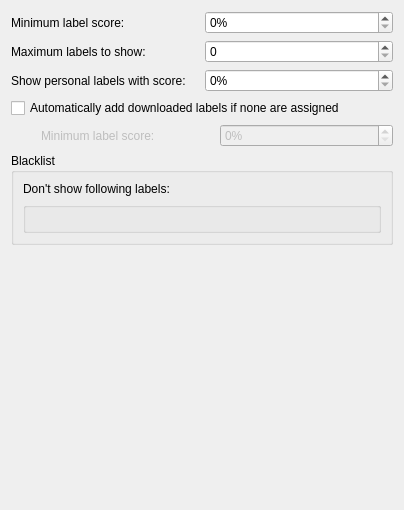
The window that src/context/applets/labels/labelsSettings.ui (netrunner-debian-kde-extras/amarok) describes before a commit, drawn with Qt 5.
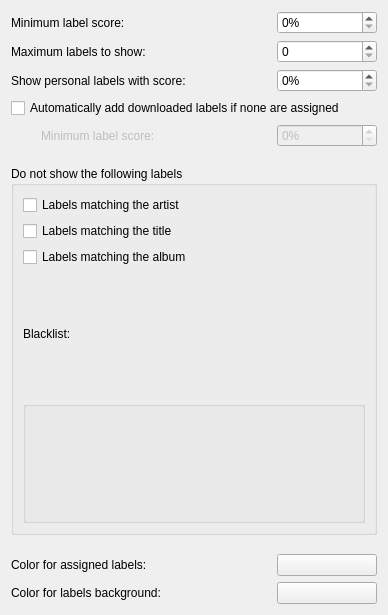
The same window after the commit. Custom widgets are drawn as their Qt base class.

```diff
--- a/src/context/applets/labels/labelsSettings.ui
+++ b/src/context/applets/labels/labelsSettings.ui
@@ -6,8 +6,8 @@
    <rect>
     <x>0</x>
     <y>0</y>
-    <width>404</width>
-    <height>510</height>
+    <width>388</width>
+    <height>615</height>
    </rect>
   </property>
   <property name="sizePolicy">
@@ -21,16 +21,37 @@
   </property>
   <layout class="QVBoxLayout" name="verticalLayout_2">
    <item>
-    <layout class="QHBoxLayout" name="horizontalLayout">
-     <item>
+    <layout class="QGridLayout" name="gridLayout">
+     <property name="rightMargin">
+      <number>0</number>
+     </property>
+     <item row="0" column="0">
       <widget class="QLabel" name="label">
+       <property name="sizePolicy">
+        <sizepolicy hsizetype="MinimumExpanding" vsizetype="Preferred">
+         <horstretch>0</horstretch>
+         <verstretch>0</verstretch>
+        </sizepolicy>
+       </property>
        <property name="text">
         <string>Minimum label score:</string>
        </property>
       </widget>
      </item>
-     <item>
+     <item row="0" column="1">
       <widget class="QSpinBox" name="minCountSpinBox">
+       <property name="sizePolicy">
+        <sizepolicy hsizetype="Minimum" vsizetype="Fixed">
+         <horstretch>0</horstretch>
+         <verstretch>0</verstretch>
+        </sizepolicy>
+       </property>
+       <property name="minimumSize">
+        <size>
+         <width>100</width>
+         <height>0</height>
+        </size>
+       </property>
        <property name="toolTip">
         <string>Show only labels that are rated at least that high</string>
        </property>
@@ -42,33 +63,69 @@
        </property>
       </widget>
      </item>
-    </layout>
-   </item>
-   <item>
-    <layout class="QHBoxLayout" name="horizontalLayout_2">
-     <item>
+     <item row="1" column="0">
       <widget class="QLabel" name="label_3">
+       <property name="sizePolicy">
+        <sizepolicy hsizetype="MinimumExpanding" vsizetype="Preferred">
+         <horstretch>0</horstretch>
+         <verstretch>0</verstretch>
+        </sizepolicy>
+       </property>
        <property name="text">
         <string>Maximum labels to show:</string>
        </property>
       </widget>
      </item>
-     <item>
-      <widget class="QSpinBox" name="numLabelsSpinBox"/>
+     <item row="1" column="1">
+      <widget class="QSpinBox" name="numLabelsSpinBox">
+       <property name="sizePolicy">
+        <sizepolicy hsizetype="Minimum" vsizetype="Fixed">
+         <horstretch>0</horstretch>
+         <verstretch>0</verstretch>
+        </sizepolicy>
+       </property>
+       <property name="minimumSize">
+        <size>
+         <width>100</width>
+         <height>0</height>
+        </size>
+       </property>
+       <property name="toolTip">
+        <string>Do not show more than this many labels.
+Note that personal labels will always be shown.</string>
+       </property>
+      </widget>
      </item>
-    </layout>
-   </item>
-   <item>
-    <layout class="QHBoxLayout" name="horizontalLayout_3">
-     <item>
+     <item row="2" column="0">
       <widget class="QLabel" name="label_2">
+       <property name="sizePolicy">
+        <sizepolicy hsizetype="MinimumExpanding" vsizetype="Preferred">
+         <horstretch>0</horstretch>
+         <verstretch>0</verstretch>
+        </sizepolicy>
+       </property>
        <property name="text">
         <string>Show personal labels with score:</string>
        </property>
       </widget>
      </item>
-     <item>
+     <item row="2" column="1">
       <widget class="QSpinBox" name="personalCountSpinBox">
+       <property name="sizePolicy">
+        <sizepolicy hsizetype="Minimum" vsizetype="Fixed">
+         <horstretch>0</horstretch>
+         <verstretch>0</verstretch>
+        </sizepolicy>
+       </property>
+       <property name="minimumSize">
+        <size>
+         <width>100</width>
+         <height>0</height>
+        </size>
+       </property>
+       <property name="toolTip">
+        <string>Affects the font size of the personal labels.</string>
+       </property>
        <property name="suffix">
         <string notr="true">%</string>
        </property>
@@ -94,11 +151,20 @@
      <property name="leftMargin">
       <number>30</number>
      </property>
+     <property name="rightMargin">
+      <number>0</number>
+     </property>
      <item>
       <widget class="QLabel" name="minAutoAddCountLabel">
        <property name="enabled">
         <bool>false</bool>
        </property>
+       <property name="sizePolicy">
+        <sizepolicy hsizetype="MinimumExpanding" vsizetype="Preferred">
+         <horstretch>0</horstretch>
+         <verstretch>0</verstretch>
+        </sizepolicy>
+       </property>
        <property name="text">
         <string>Minimum label score:</string>
        </property>
@@ -109,6 +175,12 @@
        <property name="enabled">
         <bool>false</bool>
        </property>
+       <property name="minimumSize">
+        <size>
+         <width>100</width>
+         <height>0</height>
+        </size>
+       </property>
        <property name="toolTip">
         <string>Show only labels that are rated at least that high</string>
        </property>
@@ -122,21 +194,64 @@
      </item>
     </layout>
    </item>
+   <item>
+    <spacer name="verticalSpacer_2">
+     <property name="orientation">
+      <enum>Qt::Vertical</enum>
+     </property>
+     <property name="sizeType">
+      <enum>QSizePolicy::Fixed</enum>
+     </property>
+     <property name="sizeHint" stdset="0">
+      <size>
+       <width>20</width>
+       <height>13</height>
+      </size>
+     </property>
+    </spacer>
+   </item>
    <item>
     <widget class="QGroupBox" name="groupBox">
      <property name="title">
-      <string>Blacklist</string>
+      <string>Do not show the following labels</string>
      </property>
      <layout class="QVBoxLayout" name="verticalLayout">
+      <item>
+       <widget class="QCheckBox" name="matchArtistCheckBox">
+        <property name="text">
+         <string>Labels matching the artist</string>
+        </property>
+       </widget>
+      </item>
+      <item>
+       <widget class="QCheckBox" name="matchTitleCheckBox">
+        <property name="text">
+         <string>Labels matching the title</string>
+        </property>
+       </widget>
+      </item>
+      <item>
+       <widget class="QCheckBox" name="matchAlbumCheckBox">
+        <property name="text">
+         <string>Labels matching the album</string>
+        </property>
+       </widget>
+      </item>
       <item>
        <widget class="QLabel" name="label_4">
         <property name="text">
-         <string>Don't show following labels:</string>
+         <string>Blacklist:</string>
         </property>
        </widget>
       </item>
       <item>
        <widget class="KEditListBox" name="blacklistEditListBox">
+        <property name="sizePolicy">
+         <sizepolicy hsizetype="Preferred" vsizetype="Preferred">
+          <horstretch>0</horstretch>
+          <verstretch>0</verstretch>
+         </sizepolicy>
+        </property>
         <property name="buttons">
          <set>KEditListBox::Add|KEditListBox::Remove</set>
         </property>
@@ -150,14 +265,77 @@
      <property name="orientation">
       <enum>Qt::Vertical</enum>
      </property>
+     <property name="sizeType">
+      <enum>QSizePolicy::Fixed</enum>
+     </property>
      <property name="sizeHint" stdset="0">
       <size>
        <width>20</width>
-       <height>48</height>
+       <height>13</height>
       </size>
      </property>
     </spacer>
    </item>
+   <item>
+    <layout class="QHBoxLayout" name="horizontalLayout">
+     <property name="rightMargin">
+      <number>0</number>
+     </property>
+     <item>
+      <widget class="QLabel" name="label_5">
+       <property name="sizePolicy">
+        <sizepolicy hsizetype="MinimumExpanding" vsizetype="Preferred">
+         <horstretch>0</horstretch>
+         <verstretch>0</verstretch>
+        </sizepolicy>
+       </property>
+       <property name="text">
+        <string>Color for assigned labels:</string>
+       </property>
+      </widget>
+     </item>
+     <item>
+      <widget class="KColorButton" name="selectedColorButton">
+       <property name="minimumSize">
+        <size>
+         <width>100</width>
+         <height>0</height>
+        </size>
+       </property>
+      </widget>
+     </item>
+    </layout>
+   </item>
+   <item>
+    <layout class="QHBoxLayout" name="horizontalLayout_2">
+     <property name="rightMargin">
+      <number>0</number>
+     </property>
+     <item>
+      <widget class="QLabel" name="label_6">
+       <property name="sizePolicy">
+        <sizepolicy hsizetype="MinimumExpanding" vsizetype="Preferred">
+         <horstretch>0</horstretch>
+         <verstretch>0</verstretch>
+        </sizepolicy>
+       </property>
+       <property name="text">
+        <string>Color for labels background:</string>
+       </property>
+      </widget>
+     </item>
+     <item>
+      <widget class="KColorButton" name="backgroundColorButton">
+       <property name="minimumSize">
+        <size>
+         <width>100</width>
+         <height>0</height>
+        </size>
+       </property>
+      </widget>
+     </item>
+    </layout>
+   </item>
   </layout>
  </widget>
  <customwidgets>
@@ -166,6 +344,11 @@
    <extends>QGroupBox</extends>
    <header>keditlistbox.h</header>
   </customwidget>
+  <customwidget>
+   <class>KColorButton</class>
+   <extends>QPushButton</extends>
+   <header>kcolorbutton.h</header>
+  </customwidget>
  </customwidgets>
  <resources/>
  <connections>
```
Left out of the diff: 6 changed lines with no effect on the pictures.
